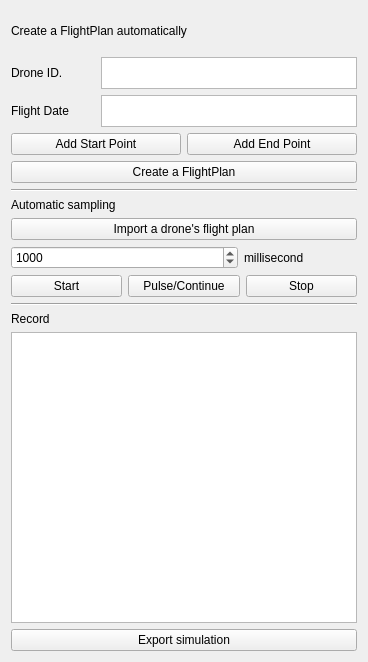
The window that src/frontend/UI/simulation2Widget.ui (Dave0126/N7_Long_Project) describes before a commit, drawn with Qt 5.
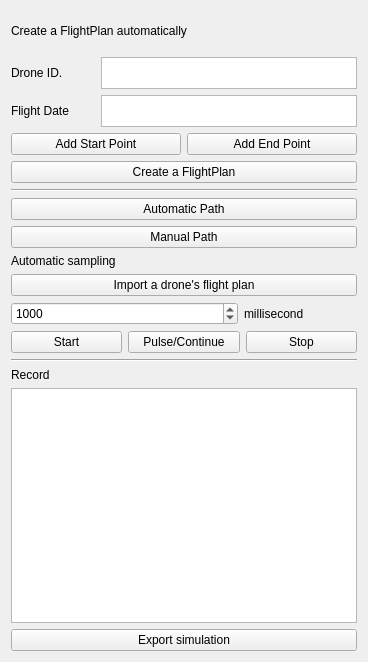
The same window after the commit.

```diff
--- a/src/frontend/UI/simulation2Widget.ui
+++ b/src/frontend/UI/simulation2Widget.ui
@@ -165,6 +165,20 @@
      </item>
     </layout>
    </item>
+   <item>
+    <widget class="QPushButton" name="automatic">
+     <property name="text">
+      <string>Automatic Path</string>
+     </property>
+    </widget>
+   </item>
+   <item>
+    <widget class="QPushButton" name="manualPath">
+     <property name="text">
+      <string>Manual Path</string>
+     </property>
+    </widget>
+   </item>
    <item>
     <layout class="QVBoxLayout" name="verticalLayout_2">
      <item>
```
